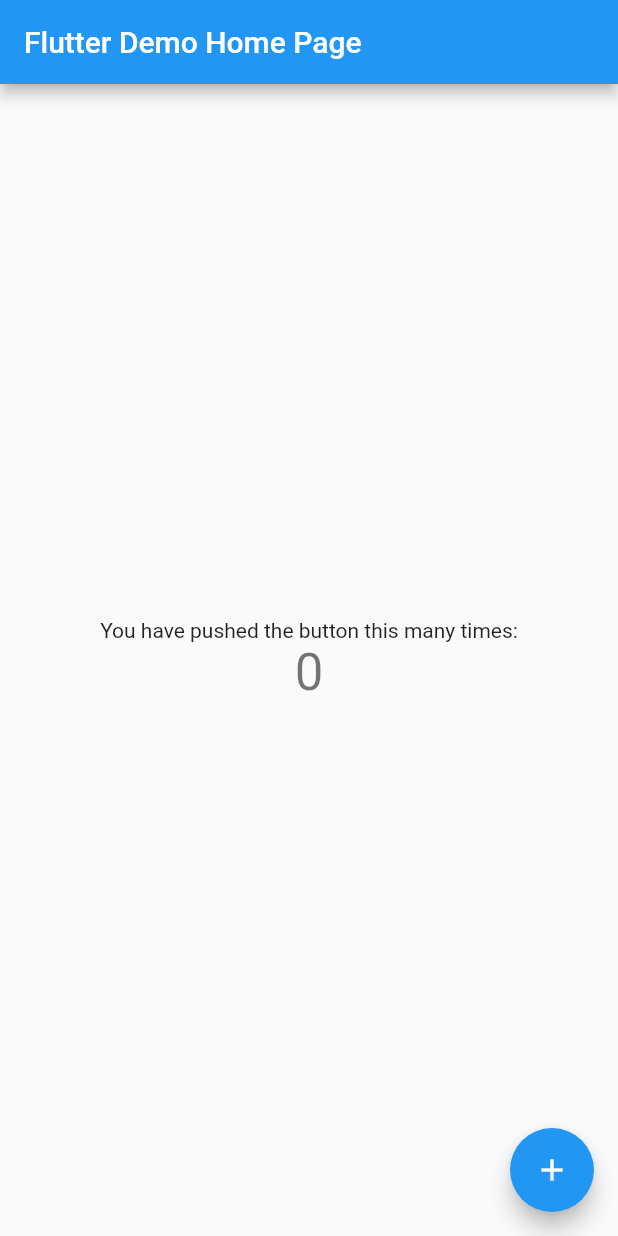
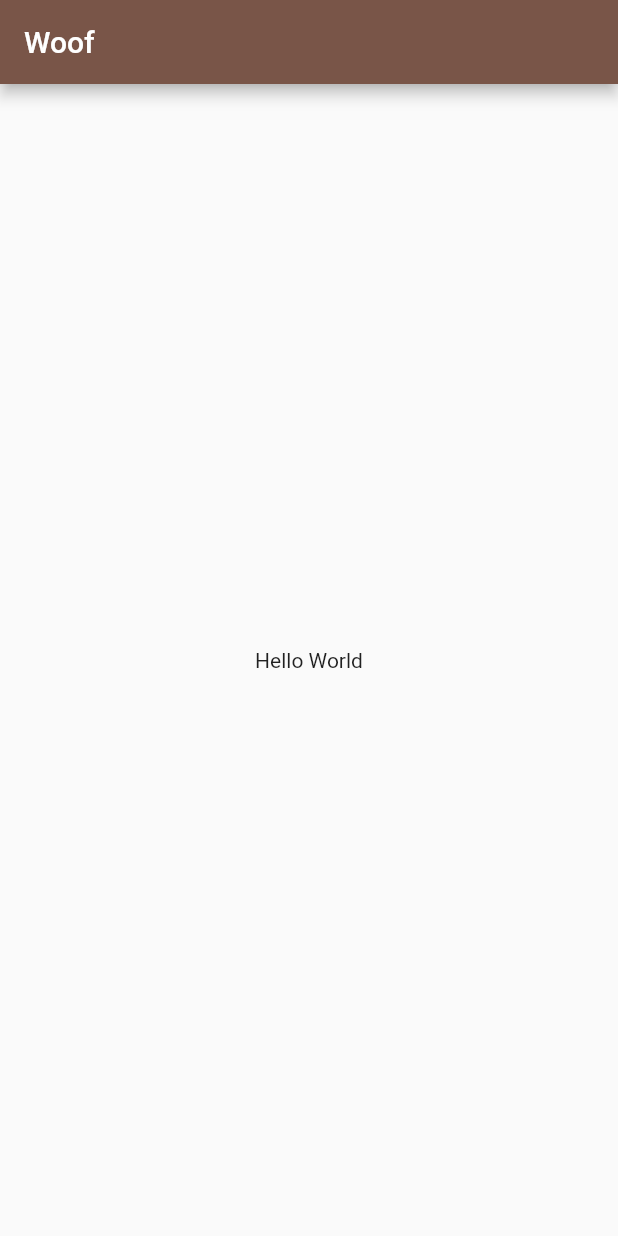
Before and after one commit to its-me-anoop/woof, a Flutter app: the screen it shows after launch, on a phone screen of 412 x 824 dp. Run offline on Flutter 3.47's test engine with Material 2 defaults, Android fonts, the phone set to English and light mode, and no system bars.

Commit message:
Basic HomePage created

```diff
--- a/analysis_options.yaml
+++ b/analysis_options.yaml
@@ -1,29 +1 @@
-# This file configures the analyzer, which statically analyzes Dart code to
-# check for errors, warnings, and lints.
-#
-# The issues identified by the analyzer are surfaced in the UI of Dart-enabled
-# IDEs (https://dart.dev/tools#ides-and-editors). The analyzer can also be
-# invoked from the command line by running `flutter analyze`.
-
-# The following line activates a set of recommended lints for Flutter apps,
-# packages, and plugins designed to encourage good coding practices.
-include: package:flutter_lints/flutter.yaml
-
-linter:
-  # The lint rules applied to this project can be customized in the
-  # section below to disable rules from the `package:flutter_lints/flutter.yaml`
-  # included above or to enable additional rules. A list of all available lints
-  # and their documentation is published at
-  # https://dart-lang.github.io/linter/lints/index.html.
-  #
-  # Instead of disabling a lint rule for the entire project in the
-  # section below, it can also be suppressed for a single line of code
-  # or a specific dart file by using the `// ignore: name_of_lint` and
-  # `// ignore_for_file: name_of_lint` syntax on the line or in the file
-  # producing the lint.
-  rules:
-    # avoid_print: false  # Uncomment to disable the `avoid_print` rule
-    # prefer_single_quotes: true  # Uncomment to enable the `prefer_single_quotes` rule
-
-# Additional information about this file can be found at
-# https://dart.dev/guides/language/analysis-options
+import 'package:very_good_analisis/very_good_analysis.dart';
--- a/lib/main.dart
+++ b/lib/main.dart
@@ -1,115 +1,21 @@
 import 'package:flutter/material.dart';
+import 'package:woof/view/home_page.dart';
 
 void main() {
-  runApp(const MyApp());
+  runApp(const Woof());
 }
 
-class MyApp extends StatelessWidget {
-  const MyApp({super.key});
+class Woof extends StatelessWidget {
+  const Woof({super.key});
 
   // This widget is the root of your application.
   @override
   Widget build(BuildContext context) {
     return MaterialApp(
       title: 'Flutter Demo',
-      theme: ThemeData(
-        // This is the theme of your application.
-        //
-        // Try running your application with "flutter run". You'll see the
-        // application has a blue toolbar. Then, without quitting the app, try
-        // changing the primarySwatch below to Colors.green and then invoke
-        // "hot reload" (press "r" in the console where you ran "flutter run",
-        // or simply save your changes to "hot reload" in a Flutter IDE).
-        // Notice that the counter didn't reset back to zero; the application
-        // is not restarted.
-        primarySwatch: Colors.blue,
-      ),
-      home: const MyHomePage(title: 'Flutter Demo Home Page'),
+      theme:
+          ThemeData(primarySwatch: Colors.brown, brightness: Brightness.light),
+      home: const HomePage(),
     );
   }
 }
-
-class MyHomePage extends StatefulWidget {
-  const MyHomePage({super.key, required this.title});
-
-  // This widget is the home page of your application. It is stateful, meaning
-  // that it has a State object (defined below) that contains fields that affect
-  // how it looks.
-
-  // This class is the configuration for the state. It holds the values (in this
-  // case the title) provided by the parent (in this case the App widget) and
-  // used by the build method of the State. Fields in a Widget subclass are
-  // always marked "final".
-
-  final String title;
-
-  @override
-  State<MyHomePage> createState() => _MyHomePageState();
-}
-
-class _MyHomePageState extends State<MyHomePage> {
-  int _counter = 0;
-
-  void _incrementCounter() {
-    setState(() {
-      // This call to setState tells the Flutter framework that something has
-      // changed in this State, which causes it to rerun the build method below
-      // so that the display can reflect the updated values. If we changed
-      // _counter without calling setState(), then the build method would not be
-      // called again, and so nothing would appear to happen.
-      _counter++;
-    });
-  }
-
-  @override
-  Widget build(BuildContext context) {
-    // This method is rerun every time setState is called, for instance as done
-    // by the _incrementCounter method above.
-    //
-    // The Flutter framework has been optimized to make rerunning build methods
-    // fast, so that you can just rebuild anything that needs updating rather
-    // than having to individually change instances of widgets.
-    return Scaffold(
-      appBar: AppBar(
-        // Here we take the value from the MyHomePage object that was created by
-        // the App.build method, and use it to set our appbar title.
-        title: Text(widget.title),
-      ),
-      body: Center(
-        // Center is a layout widget. It takes a single child and positions it
-        // in the middle of the parent.
-        child: Column(
-          // Column is also a layout widget. It takes a list of children and
-          // arranges them vertically. By default, it sizes itself to fit its
-          // children horizontally, and tries to be as tall as its parent.
-          //
-          // Invoke "debug painting" (press "p" in the console, choose the
-          // "Toggle Debug Paint" action from the Flutter Inspector in Android
-          // Studio, or the "Toggle Debug Paint" command in Visual Studio Code)
-          // to see the wireframe for each widget.
-          //
-          // Column has various properties to control how it sizes itself and
-          // how it positions its children. Here we use mainAxisAlignment to
-          // center the children vertically; the main axis here is the vertical
-          // axis because Columns are vertical (the cross axis would be
-          // horizontal).
-          mainAxisAlignment: MainAxisAlignment.center,
-          children: <Widget>[
-            const Text(
-              'You have pushed the button this many times:',
-            ),
-            Text(
-              '$_counter',
-              style: Theme.of(context).textTheme.headline4,
-            ),
-          ],
-        ),
-      ),
-      floatingActionButton: FloatingActionButton(
-        onPressed: _incrementCounter,
-        tooltip: 'Increment',
-        child: const Icon(Icons.add),
-      ), // This trailing comma makes auto-formatting nicer for build methods.
-    );
-  }
-}
--- /dev/null
+++ b/lib/view/home_page.dart
@@ -0,0 +1,16 @@
+import 'package:flutter/material.dart';
+
+class HomePage extends StatelessWidget {
+  const HomePage({super.key});
+
+  @override
+  Widget build(BuildContext context) {
+    return Scaffold(
+        appBar: AppBar(
+          title: const Text("Woof"),
+        ),
+        body: const Center(
+          child: Text("Hello World"),
+        ));
+  }
+}
```
Also changed, not shown: pubspec.yaml (+3 -48 lines), pubspec.lock, 3 other files.
